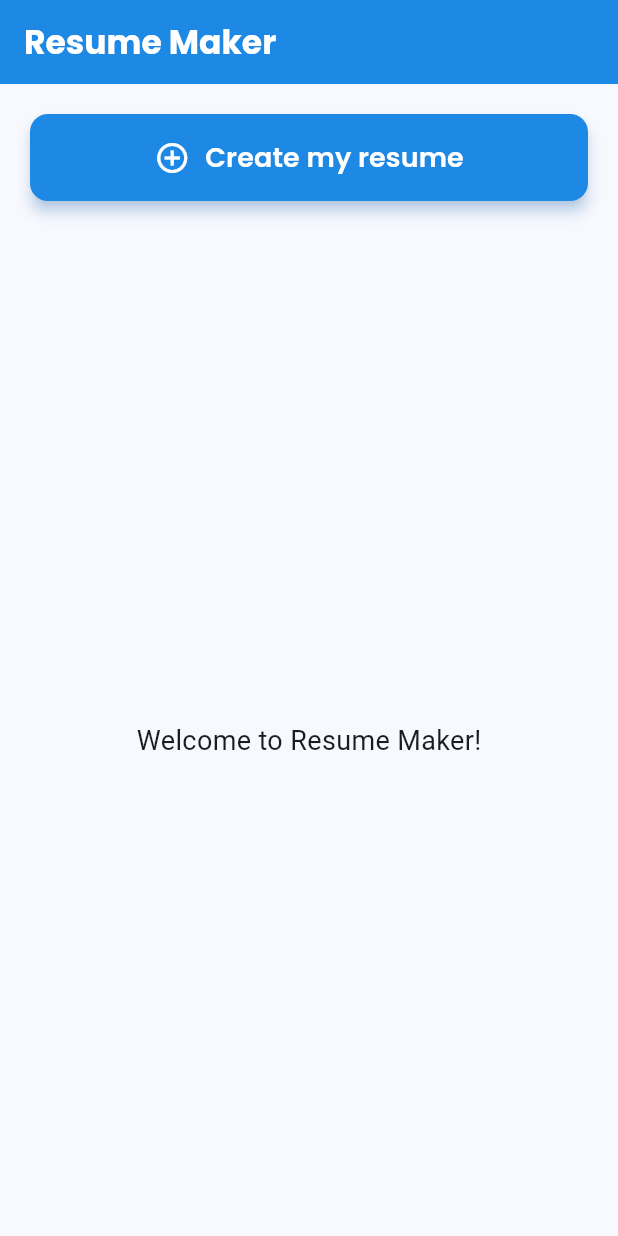
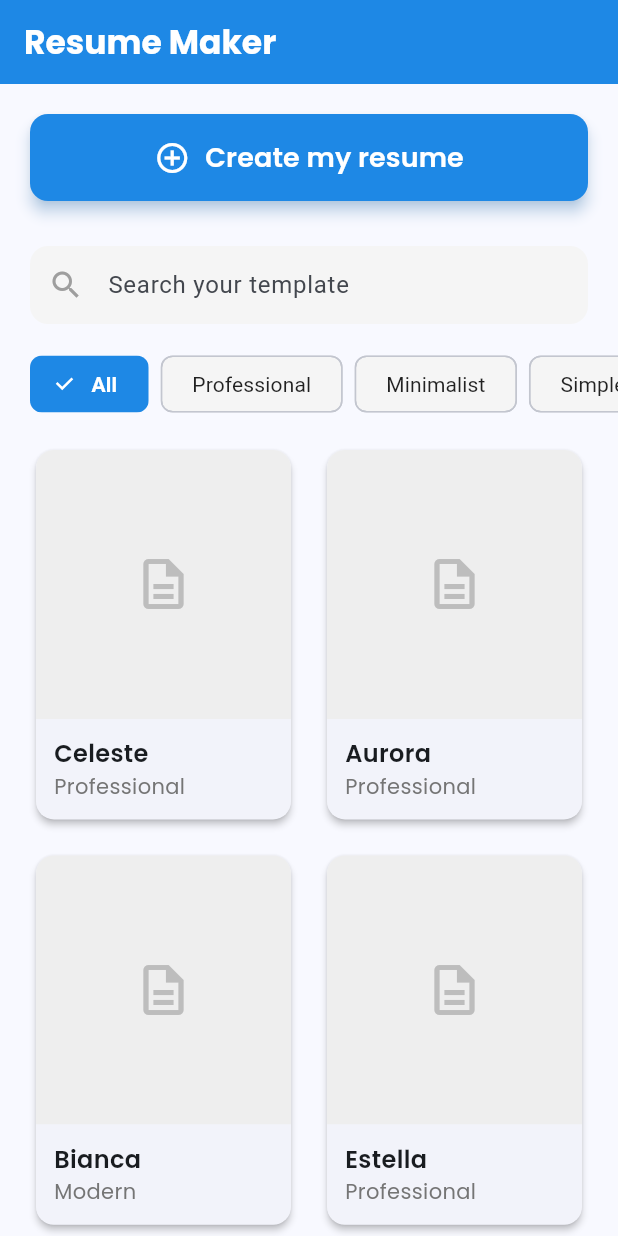
Before and after one commit to chamudithaperera/Flutter-Dart-project-07-Resume_Maker, a Flutter app: the screen it shows after launch, on a phone screen of 412 x 824 dp. Run offline on Flutter 3.47's test engine with Material 3 defaults, Android fonts, the light colour scheme and no system bars; our stand-ins replace google_fonts.

Commit message:
Enhance home screen by adding a search bar, template categories, and a grid view for displaying templates; improve layout with cross-axis alignment and padding for better user experience.

```diff
--- a/resume_maker/lib/screens/home_screen.dart
+++ b/resume_maker/lib/screens/home_screen.dart
@@ -16,9 +16,11 @@ class HomeScreen extends StatelessWidget {
         foregroundColor: Colors.white,
       ),
       body: Column(
+        crossAxisAlignment: CrossAxisAlignment.start,
         children: [
           const SizedBox(height: 20),
 
+          // Create Resume Button
           Padding(
             padding: const EdgeInsets.symmetric(horizontal: 20.0),
             child: ElevatedButton(
@@ -54,12 +56,144 @@ class HomeScreen extends StatelessWidget {
 
           const SizedBox(height: 30),
 
-          const Expanded(
-            child: Center(
-              child: Text(
-                'Welcome to Resume Maker!',
-                style: TextStyle(fontSize: 18),
+          // Search Bar
+          Padding(
+            padding: const EdgeInsets.symmetric(horizontal: 20.0),
+            child: TextField(
+              decoration: InputDecoration(
+                hintText: 'Search your template',
+                prefixIcon: const Icon(Icons.search, color: Colors.grey),
+                filled: true,
+                fillColor: Colors.grey[100],
+                border: OutlineInputBorder(
+                  borderRadius: BorderRadius.circular(12),
+                  borderSide: BorderSide.none,
+                ),
+                contentPadding: const EdgeInsets.symmetric(
+                  horizontal: 16,
+                  vertical: 14,
+                ),
               ),
+            ),
+          ),
+
+          const SizedBox(height: 20),
+
+          // Template Categories
+          SizedBox(
+            height: 40,
+            child: ListView(
+              scrollDirection: Axis.horizontal,
+              padding: const EdgeInsets.symmetric(horizontal: 16),
+              children: [
+                _buildCategoryChip('All', true),
+                _buildCategoryChip('Professional', false),
+                _buildCategoryChip('Minimalist', false),
+                _buildCategoryChip('Simple', false),
+                _buildCategoryChip('Modern', false),
+              ],
+            ),
+          ),
+
+          const SizedBox(height: 20),
+
+          // Templates Grid
+          Expanded(
+            child: GridView.builder(
+              padding: const EdgeInsets.symmetric(horizontal: 20),
+              gridDelegate: const SliverGridDelegateWithFixedCrossAxisCount(
+                crossAxisCount: 2,
+                childAspectRatio: 0.7,
+                crossAxisSpacing: 16,
+                mainAxisSpacing: 16,
+              ),
+              itemCount: 6,
+              itemBuilder: (context, index) {
+                final templates = [
+                  {'name': 'Celeste', 'type': 'Professional'},
+                  {'name': 'Aurora', 'type': 'Professional'},
+                  {'name': 'Bianca', 'type': 'Modern'},
+                  {'name': 'Estella', 'type': 'Professional'},
+                  {'name': 'Sarah', 'type': 'Simple'},
+                  {'name': 'Monica', 'type': 'Minimalist'},
+                ];
+                return _buildTemplateCard(
+                  templates[index]['name']!,
+                  templates[index]['type']!,
+                );
+              },
+            ),
+          ),
+        ],
+      ),
+    );
+  }
+
+  Widget _buildCategoryChip(String label, bool isSelected) {
+    return Padding(
+      padding: const EdgeInsets.symmetric(horizontal: 4),
+      child: FilterChip(
+        label: Text(
+          label,
+          style: TextStyle(
+            color: isSelected ? Colors.white : Colors.black87,
+            fontWeight: isSelected ? FontWeight.bold : FontWeight.normal,
+          ),
+        ),
+        selected: isSelected,
+        onSelected: (bool selected) {},
+        backgroundColor: Colors.grey[100],
+        selectedColor: const Color(0xFF1E88E5),
+        checkmarkColor: Colors.white,
+        padding: const EdgeInsets.symmetric(horizontal: 12, vertical: 8),
+      ),
+    );
+  }
+
+  Widget _buildTemplateCard(String name, String type) {
+    return Card(
+      elevation: 2,
+      shape: RoundedRectangleBorder(borderRadius: BorderRadius.circular(12)),
+      child: Column(
+        crossAxisAlignment: CrossAxisAlignment.start,
+        children: [
+          Expanded(
+            child: Container(
+              decoration: BoxDecoration(
+                color: Colors.grey[200],
+                borderRadius: const BorderRadius.vertical(
+                  top: Radius.circular(12),
+                ),
+              ),
+              child: Center(
+                child: Icon(
+                  Icons.description_outlined,
+                  size: 40,
+                  color: Colors.grey[400],
+                ),
+              ),
+            ),
+          ),
+          Padding(
+            padding: const EdgeInsets.all(12),
+            child: Column(
+              crossAxisAlignment: CrossAxisAlignment.start,
+              children: [
+                Text(
+                  name,
+                  style: GoogleFonts.poppins(
+                    fontSize: 16,
+                    fontWeight: FontWeight.w600,
+                  ),
+                ),
+                Text(
+                  type,
+                  style: GoogleFonts.poppins(
+                    fontSize: 14,
+                    color: Colors.grey[600],
+                  ),
+                ),
+              ],
             ),
           ),
         ],
```
